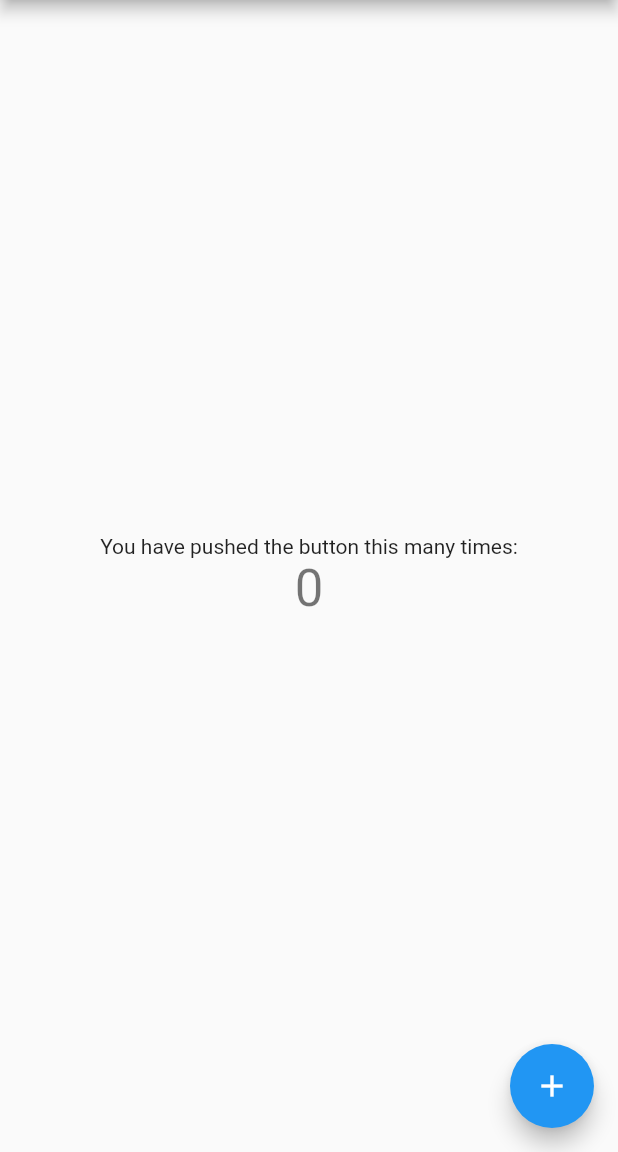
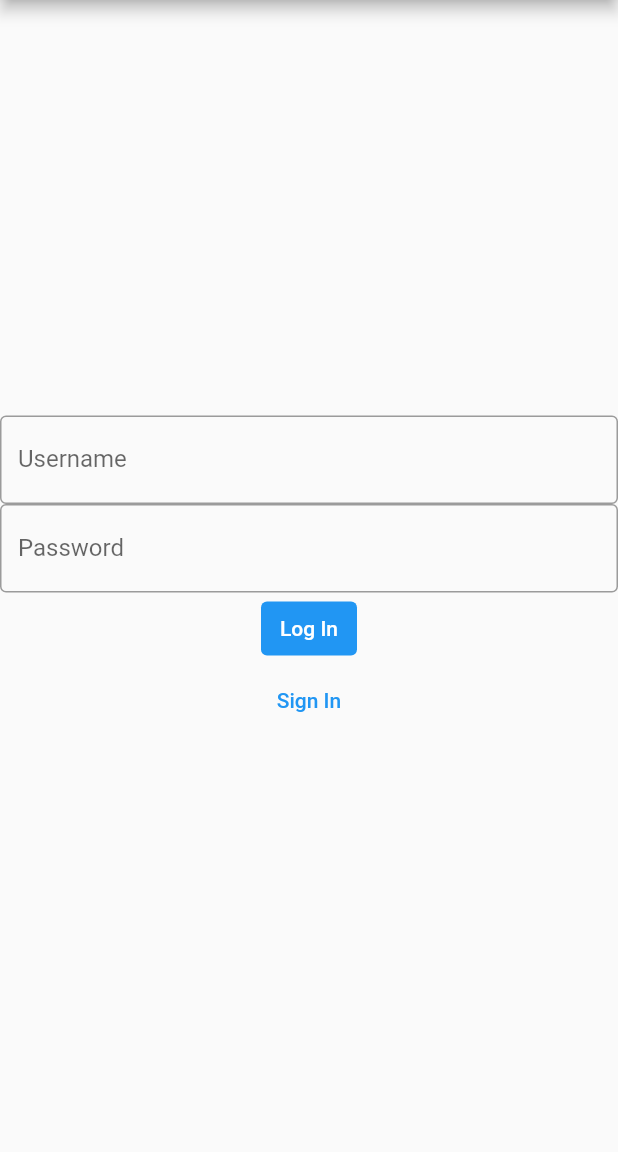
Before and after one commit to leephongtrang/A21-4205N6-KickMyFlutter-Trang, a Flutter app: the screen it shows after launch, on a phone screen of 412 x 824 dp, the part 84-1236 px from its top. Run offline on Flutter 3.47's test engine with Material 2 defaults, Android fonts, the phone set to English and light mode, and no system bars.

Commit message:
FCT Interface connexion
Création de l'interface de connexion.

```diff
--- a/tp_5n6/lib/main.dart
+++ b/tp_5n6/lib/main.dart
@@ -13,15 +13,6 @@ class MyApp extends StatelessWidget {
     return MaterialApp(
       title: 'Flutter Demo',
       theme: ThemeData(
-        // This is the theme of your application.
-        //
-        // Try running your application with "flutter run". You'll see the
-        // application has a blue toolbar. Then, without quitting the app, try
-        // changing the primarySwatch below to Colors.green and then invoke
-        // "hot reload" (press "r" in the console where you ran "flutter run",
-        // or simply save your changes to "hot reload" in a Flutter IDE).
-        // Notice that the counter didn't reset back to zero; the application
-        // is not restarted.
         primarySwatch: Colors.blue,
       ),
       home: const MyHomePage(title: 'Flutter Demo Home Page'),
@@ -31,15 +22,6 @@ class MyApp extends StatelessWidget {
 
 class MyHomePage extends StatefulWidget {
   const MyHomePage({Key? key, required this.title}) : super(key: key);
-
-  // This widget is the home page of your application. It is stateful, meaning
-  // that it has a State object (defined below) that contains fields that affect
-  // how it looks.
-
-  // This class is the configuration for the state. It holds the values (in this
-  // case the title) provided by the parent (in this case the App widget) and
-  // used by the build method of the State. Fields in a Widget subclass are
-  // always marked "final".
 
   final String title;
 
@@ -52,64 +34,47 @@ class _MyHomePageState extends State<MyHomePage> {
 
   void _incrementCounter() {
     setState(() {
-      // This call to setState tells the Flutter framework that something has
-      // changed in this State, which causes it to rerun the build method below
-      // so that the display can reflect the updated values. If we changed
-      // _counter without calling setState(), then the build method would not be
-      // called again, and so nothing would appear to happen.
       _counter++;
     });
   }
 
   @override
   Widget build(BuildContext context) {
-    // This method is rerun every time setState is called, for instance as done
-    // by the _incrementCounter method above.
-    //
-    // The Flutter framework has been optimized to make rerunning build methods
-    // fast, so that you can just rebuild anything that needs updating rather
-    // than having to individually change instances of widgets.
     return Scaffold(
       appBar: AppBar(
-        // Here we take the value from the MyHomePage object that was created by
-        // the App.build method, and use it to set our appbar title.
         title: Text(widget.title),
       ),
       body: Center(
-        // Center is a layout widget. It takes a single child and positions it
-        // in the middle of the parent.
         child: Column(
-          // Column is also a layout widget. It takes a list of children and
-          // arranges them vertically. By default, it sizes itself to fit its
-          // children horizontally, and tries to be as tall as its parent.
-          //
-          // Invoke "debug painting" (press "p" in the console, choose the
-          // "Toggle Debug Paint" action from the Flutter Inspector in Android
-          // Studio, or the "Toggle Debug Paint" command in Visual Studio Code)
-          // to see the wireframe for each widget.
-          //
-          // Column has various properties to control how it sizes itself and
-          // how it positions its children. Here we use mainAxisAlignment to
-          // center the children vertically; the main axis here is the vertical
-          // axis because Columns are vertical (the cross axis would be
-          // horizontal).
           mainAxisAlignment: MainAxisAlignment.center,
+
           children: <Widget>[
-            const Text(
-              'You have pushed the button this many times:',
+            TextField(
+              decoration: InputDecoration(
+                border: OutlineInputBorder(),
+                labelText: "Username",
+              ),
             ),
-            Text(
-              '$_counter',
-              style: Theme.of(context).textTheme.headline4,
+            TextField(
+              obscureText: true,
+              decoration: InputDecoration(
+                border: OutlineInputBorder(),
+                labelText: "Password",
+              ),
+            ),
+            TextButton(onPressed: () {},
+              style: TextButton.styleFrom(
+                backgroundColor: Colors.blue,
+                primary: Colors.white,
+              ),
+              child: Text("Log In"),
+            ),
+            TextButton(onPressed: () {},
+              child: Text("Sign In"),
             ),
           ],
         ),
       ),
-      floatingActionButton: FloatingActionButton(
-        onPressed: _incrementCounter,
-        tooltip: 'Increment',
-        child: const Icon(Icons.add),
-      ), // This trailing comma makes auto-formatting nicer for build methods.
     );
   }
 }
```
